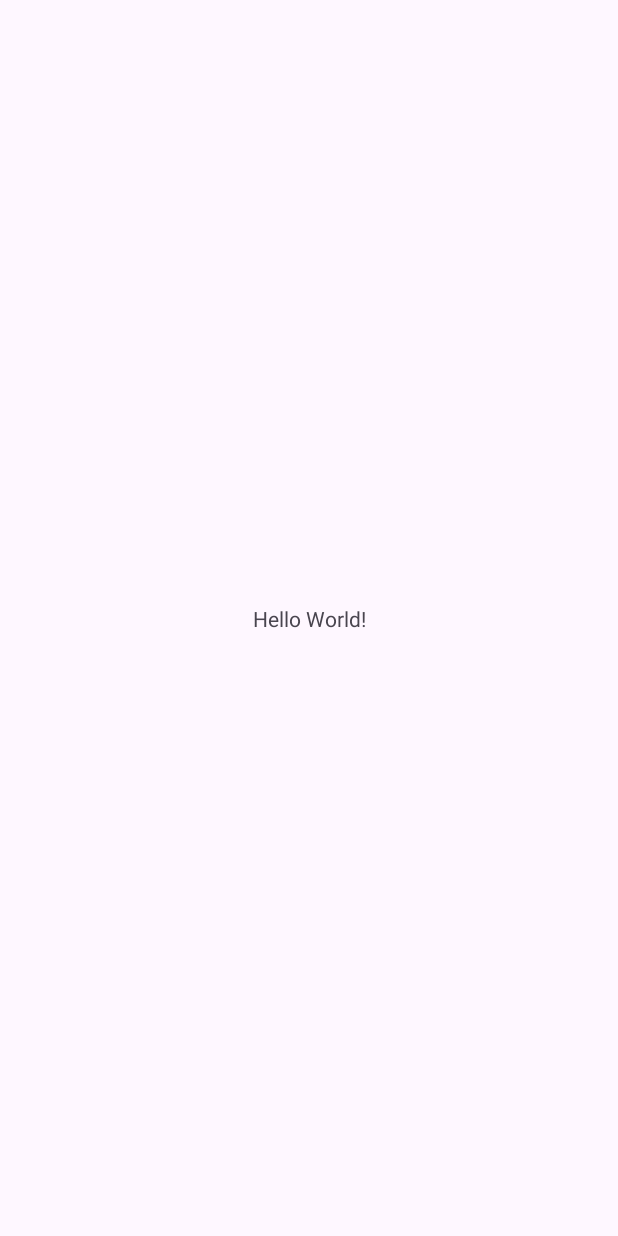
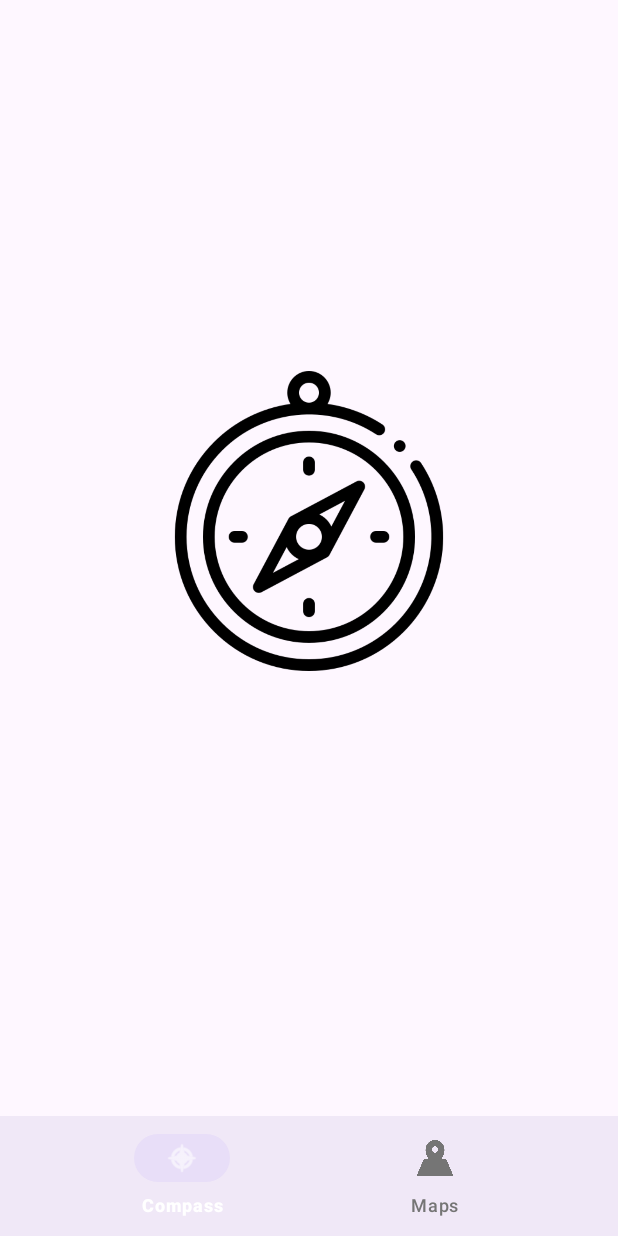
Before and after one commit to DarkhanTastanov/SoulTech, an Android app: the screen it shows after launch (MainActivity), on a phone screen of 412 x 824 dp. Before the commit the screen is almost empty. Run offline under Robolectric (Android 15) with nearby library versions, the phone set to English and light mode, and no system bars; our stand-ins replace navigation-ui.

Commit message:
map and compass example

```diff
--- /dev/null
+++ b/app/src/main/java/com/example/myfaith/CompassFragment.kt
@@ -0,0 +1,135 @@
+package com.example.mynavigationapp
+
+import android.Manifest
+import android.content.Context
+import android.content.pm.PackageManager
+import android.hardware.Sensor
+import android.hardware.SensorEvent
+import android.hardware.SensorEventListener
+import android.hardware.SensorManager
+import android.os.Build
+import android.os.Bundle
+import android.view.LayoutInflater
+import android.view.View
+import android.view.ViewGroup
+import android.widget.ImageView
+import android.widget.TextView
+import androidx.activity.result.contract.ActivityResultContracts
+import androidx.annotation.RequiresApi
+import androidx.core.content.ContextCompat
+import androidx.fragment.app.Fragment
+import com.google.android.material.snackbar.Snackbar
+import kotlin.math.roundToInt
+
+class CompassFragment : Fragment(), SensorEventListener {
+
+    private lateinit var compassImage: ImageView
+    private lateinit var degreeTextView: TextView
+    private var sensorManager: SensorManager? = null
+    private var accelerometer: Sensor? = null
+    private var magnetometer: Sensor? = null
+    private var currentDegree = 0f
+    private var gravity: FloatArray = FloatArray(3)
+    private var magneticField: FloatArray = FloatArray(3)
+    private var rotationMatrix: FloatArray = FloatArray(9)
+    private var orientation: FloatArray = FloatArray(3)
+
+    private val requestPermissionLauncher =
+        registerForActivityResult(ActivityResultContracts.RequestPermission()) { isGranted: Boolean ->
+            if (isGranted) {
+                startCompass() // Start compass functionality after permission is granted
+            } else {
+                Snackbar.make(
+                    requireView(),
+                    "Location permission is required for the compass.",
+                    Snackbar.LENGTH_LONG
+                ).show()
+            }
+        }
+
+    override fun onCreateView(
+        inflater: LayoutInflater, container: ViewGroup?, savedInstanceState: Bundle?
+    ): View? {
+        return inflater.inflate(R.layout.fragment_compass, container, false)
+    }
+
+    override fun onViewCreated(view: View, savedInstanceState: Bundle?) {
+        super.onViewCreated(view, savedInstanceState)
+
+        compassImage = view.findViewById(R.id.compass_image)
+        degreeTextView = view.findViewById(R.id.degree_text_view)
+
+        // Check and request permission if needed
+        if (ContextCompat.checkSelfPermission(
+                requireContext(),
+                Manifest.permission.ACCESS_FINE_LOCATION
+            ) == PackageManager.PERMISSION_GRANTED
+        ) {
+            startCompass() // Start immediately if permission is already granted
+        } else if (shouldShowRequestPermissionRationale(Manifest.permission.ACCESS_FINE_LOCATION)) {
+            Snackbar.make(
+                requireView(),
+                "Location permission is needed to use the compass feature.",
+                Snackbar.LENGTH_LONG
+            )
+                .setAction("Grant") {
+                    requestPermissionLauncher.launch(Manifest.permission.ACCESS_FINE_LOCATION)
+                }.show()
+        } else {
+            requestPermissionLauncher.launch(Manifest.permission.ACCESS_FINE_LOCATION)
+        }
+    }
+
+
+    private fun startCompass() {
+        sensorManager = requireContext().getSystemService(Context.SENSOR_SERVICE) as SensorManager
+        accelerometer = sensorManager?.getDefaultSensor(Sensor.TYPE_ACCELEROMETER)
+        magnetometer = sensorManager?.getDefaultSensor(Sensor.TYPE_MAGNETIC_FIELD)
+
+        // Only register listeners if sensors are available
+        accelerometer?.also { sensorManager?.registerListener(this, it, SensorManager.SENSOR_DELAY_GAME) }
+        magnetometer?.also { sensorManager?.registerListener(this, it, SensorManager.SENSOR_DELAY_GAME) }
+
+    }
+
+    override fun onResume() {
+        super.onResume()
+        // These are now handled in startCompass(), called after permission is granted
+    }
+
+    override fun onPause() {
+        super.onPause()
+        sensorManager?.unregisterListener(this) // Unregister in onPause to avoid leaks
+    }
+
+    @RequiresApi(Build.VERSION_CODES.R)
+    override fun onSensorChanged(event: SensorEvent?) {
+        when (event?.sensor?.type) {
+            Sensor.TYPE_ACCELEROMETER -> {
+                System.arraycopy(event.values, 0, gravity, 0, 3)
+            }
+            Sensor.TYPE_MAGNETIC_FIELD -> {
+                System.arraycopy(event.values, 0, magneticField, 0, 3)
+
+                SensorManager.getRotationMatrix(rotationMatrix, null, gravity, magneticField)
+                SensorManager.getOrientation(rotationMatrix, orientation)
+
+                val azimuth = (Math.toDegrees(orientation[0].toDouble()) * -1).toFloat()
+
+                currentDegree = azimuth
+                compassImage.rotation = currentDegree
+
+                val roundedDegree = currentDegree.roundToInt()
+                degreeTextView.text = "$roundedDegree°"
+            }
+            // Add other sensor types here if needed
+            // Example:
+            // Sensor.TYPE_GYROSCOPE -> { ... }
+            else -> {} // Handle default case if needed
+        }
+    }
+
+    override fun onAccuracyChanged(sensor: Sensor?, accuracy: Int) {
+        // Handle accuracy changes if needed
+    }
+}
--- a/app/src/main/java/com/example/myfaith/MainActivity.kt
+++ b/app/src/main/java/com/example/myfaith/MainActivity.kt
@@ -1,20 +1,22 @@
-package com.example.myfaith
+package com.example.mynavigationapp
 
 import android.os.Bundle
 import androidx.activity.enableEdgeToEdge
 import androidx.appcompat.app.AppCompatActivity
 import androidx.core.view.ViewCompat
 import androidx.core.view.WindowInsetsCompat
+import androidx.navigation.Navigation.findNavController
+import androidx.navigation.findNavController
+import androidx.navigation.ui.setupWithNavController
+import com.google.android.material.bottomnavigation.BottomNavigationView
 
-class MainActivity : AppCompatActivity() {
+class  MainActivity : AppCompatActivity() {
     override fun onCreate(savedInstanceState: Bundle?) {
         super.onCreate(savedInstanceState)
-        enableEdgeToEdge()
         setContentView(R.layout.activity_main)
-        ViewCompat.setOnApplyWindowInsetsListener(findViewById(R.id.main)) { v, insets ->
-            val systemBars = insets.getInsets(WindowInsetsCompat.Type.systemBars())
-            v.setPadding(systemBars.left, systemBars.top, systemBars.right, systemBars.bottom)
-            insets
-        }
+
+        val navController = findNavController(R.id.nav_host_fragment)
+        val bottomNavigationView = findViewById<BottomNavigationView>(R.id.bottom_navigation)
+        bottomNavigationView.setupWithNavController(navController)
     }
 }
--- /dev/null
+++ b/app/src/main/res/color/bottom_nav_icon_selector.xml
@@ -0,0 +1,3 @@
+<?xml version="1.0" encoding="utf-8"?>
+<selector xmlns:android="http://schemas.android.com/apk/res/android">
+    <item android:color="@color/white" android:state_checked="true" />  <item android:color="#757575" />  </selector>
--- /dev/null
+++ b/app/src/main/res/color/bottom_nav_text_selector.xml
@@ -0,0 +1,3 @@
+<?xml version="1.0" encoding="utf-8"?>
+<selector xmlns:android="http://schemas.android.com/apk/res/android">
+    <item android:color="@color/white" android:state_checked="true" />  <item android:color="#757575" />  </selector>
--- a/app/src/main/res/layout/activity_main.xml
+++ b/app/src/main/res/layout/activity_main.xml
@@ -1,19 +1,22 @@
-<?xml version="1.0" encoding="utf-8"?>
-<androidx.constraintlayout.widget.ConstraintLayout xmlns:android="http://schemas.android.com/apk/res/android"
+<LinearLayout xmlns:android="http://schemas.android.com/apk/res/android"
     xmlns:app="http://schemas.android.com/apk/res-auto"
-    xmlns:tools="http://schemas.android.com/tools"
-    android:id="@+id/main"
     android:layout_width="match_parent"
     android:layout_height="match_parent"
-    tools:context=".MainActivity">
+    android:orientation="vertical">
 
-    <TextView
-        android:layout_width="wrap_content"
+    <fragment
+        android:id="@+id/nav_host_fragment"
+        android:name="androidx.navigation.fragment.NavHostFragment"
+        android:layout_width="match_parent"
+        android:layout_height="0dp"
+        android:layout_weight="1"
+        app:defaultNavHost="true"
+        app:navGraph="@navigation/nav_graph" />
+
+    <com.google.android.material.bottomnavigation.BottomNavigationView
+        android:id="@+id/bottom_navigation"
+        android:layout_width="match_parent"
         android:layout_height="wrap_content"
-        android:text="Hello World!"
-        app:layout_constraintBottom_toBottomOf="parent"
-        app:layout_constraintEnd_toEndOf="parent"
-        app:layout_constraintStart_toStartOf="parent"
-        app:layout_constraintTop_toTopOf="parent" />
+        android:background="?android:attr/windowBackground"  app:itemIconTint="@color/bottom_nav_icon_color"  app:itemTextColor="@color/bottom_nav_text_color"  app:menu="@menu/bottom_nav_menu" />
 
-</androidx.constraintlayout.widget.ConstraintLayout>
+</LinearLayout>
--- /dev/null
+++ b/app/src/main/res/layout/fragment_compass.xml
@@ -0,0 +1,20 @@
+<LinearLayout xmlns:android="http://schemas.android.com/apk/res/android"
+    android:layout_width="match_parent"
+    android:layout_height="match_parent"
+    android:gravity="center"
+    android:orientation="vertical">
+
+    <ImageView
+        android:id="@+id/compass_image"
+        android:layout_width="200dp"
+        android:layout_height="200dp"
+        android:src="@drawable/compass"  />
+
+    <TextView
+        android:id="@+id/degree_text_view"
+        android:layout_width="wrap_content"
+        android:layout_height="wrap_content"
+        android:textSize="24sp"
+        android:layout_marginTop="16dp"/>
+
+</LinearLayout>
--- /dev/null
+++ b/app/src/main/res/menu/bottom_nav_menu.xml
@@ -0,0 +1,15 @@
+<?xml version="1.0" encoding="utf-8"?>
+<menu xmlns:android="http://schemas.android.com/apk/res/android"
+    xmlns:app="http://schemas.android.com/apk/res-auto">
+
+    <item
+        android:id="@+id/compassFragment"
+        android:icon="@android:drawable/ic_menu_compass"
+        android:title="Compass"
+        app:showAsAction="ifRoom"/>
+    <item
+        android:id="@+id/mapsFragment"
+        android:icon="@drawable/map"
+        android:title="Maps"
+        app:showAsAction="ifRoom"/>
+</menu>
--- /dev/null
+++ b/app/src/main/res/navigation/nav_graph.xml
@@ -0,0 +1,17 @@
+<?xml version="1.0" encoding="utf-8"?>
+<navigation xmlns:android="http://schemas.android.com/apk/res/android"
+    xmlns:app="http://schemas.android.com/apk/res-auto"
+    xmlns:tools="http://schemas.android.com/tools"
+    app:startDestination="@id/compassFragment">
+
+    <fragment
+        android:id="@+id/compassFragment"
+        android:name="com.example.mynavigationapp.CompassFragment"
+        android:label="CompassFragment"
+        tools:layout="@layout/fragment_compass" />
+    <fragment
+        android:id="@+id/mapsFragment"
+        android:name="com.example.mynavigationapp.MapsFragment"
+        android:label="MapsFragment"
+        tools:layout="@layout/fragment_maps" />
+</navigation>
--- a/app/src/main/res/values/colors.xml
+++ b/app/src/main/res/values/colors.xml
@@ -1,5 +1,16 @@
 <?xml version="1.0" encoding="utf-8"?>
 <resources>
+    <color name="purple_200">#FFBB86FC</color>
+    <color name="purple_500">#FF6200EE</color>
+    <color name="purple_700">#FF3700B3</color>
+    <color name="teal_200">#FF03DAC5</color>
+    <color name="teal_700">#FF018786</color>
     <color name="black">#FF000000</color>
     <color name="white">#FFFFFFFF</color>
+
+    <color name="button_background">#2196F3</color>  <color name="button_text">@color/white</color>
+
+    <color name="bottom_nav_icon_color">@color/bottom_nav_icon_selector</color>
+    <color name="bottom_nav_text_color">@color/bottom_nav_text_selector</color>
+
 </resources>
--- a/app/src/main/res/values/strings.xml
+++ b/app/src/main/res/values/strings.xml
@@ -1,3 +1,5 @@
 <resources>
-    <string name="app_name">My Faith</string>
+    <string name="app_name">MyNavigationApp</string>
+    <!-- TODO: Remove or change this placeholder text -->
+    <string name="hello_blank_fragment">Hello blank fragment</string>
 </resources>
```
Also changed, not shown: app/build.gradle.kts (+14 -4 lines), app/src/main/AndroidManifest.xml (+13 -0 lines), app/src/main/java/com/example/myfaith/MapsFragment.kt (added, +91 -0 lines), app/src/main/res/layout/fragment_maps.xml (added, +12 -0 lines), gradle/libs.versions.toml (+8 -1 lines), app/src/main/res/drawable/compass.png (added), app/src/main/res/drawable/map.png (added).
